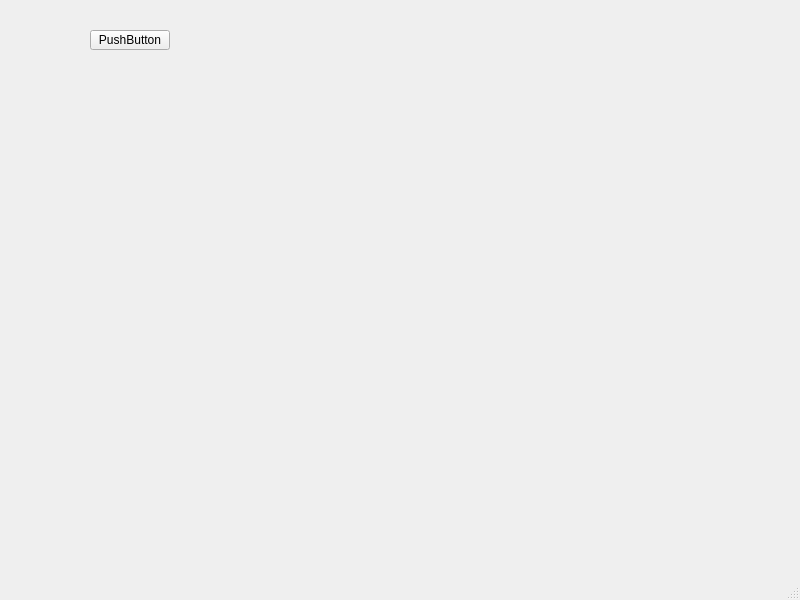
Qt form mainInstaller.ui (11xdev-coder/windows_3_1_pyqt) before a commit.
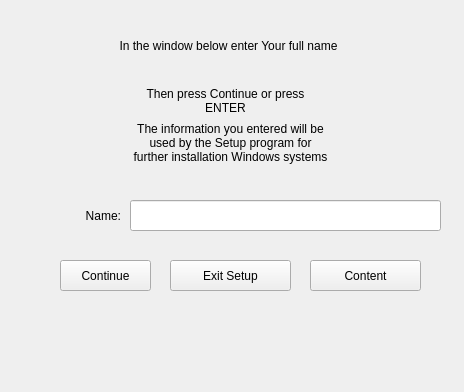
The same form after that commit. Icons and pictures are not drawn.

Commit message: Started adding graphics installer

Diff of the .ui file:
```diff
--- a/mainInstaller.ui
+++ b/mainInstaller.ui
@@ -6,25 +6,129 @@
    <rect>
     <x>0</x>
     <y>0</y>
-    <width>800</width>
-    <height>600</height>
+    <width>464</width>
+    <height>392</height>
    </rect>
   </property>
   <property name="windowTitle">
    <string>MainWindow</string>
   </property>
   <widget class="QWidget" name="centralwidget">
-   <widget class="QPushButton" name="pushButton">
+   <widget class="QLabel" name="label">
     <property name="geometry">
      <rect>
-      <x>90</x>
+      <x>8</x>
       <y>30</y>
-      <width>80</width>
-      <height>20</height>
+      <width>441</width>
+      <height>31</height>
      </rect>
     </property>
     <property name="text">
-     <string>PushButton</string>
+     <string>In the window below enter Your full name</string>
+    </property>
+    <property name="alignment">
+     <set>Qt::AlignCenter</set>
+    </property>
+   </widget>
+   <widget class="QLabel" name="label_2">
+    <property name="geometry">
+     <rect>
+      <x>0</x>
+      <y>80</y>
+      <width>451</width>
+      <height>41</height>
+     </rect>
+    </property>
+    <property name="text">
+     <string>Then press Continue or press 
+ENTER</string>
+    </property>
+    <property name="alignment">
+     <set>Qt::AlignCenter</set>
+    </property>
+   </widget>
+   <widget class="QLabel" name="label_3">
+    <property name="geometry">
+     <rect>
+      <x>10</x>
+      <y>100</y>
+      <width>441</width>
+      <height>71</height>
+     </rect>
+    </property>
+    <property name="text">
+     <string>
+The information you entered will be 
+used by the Setup program for 
+further installation Windows systems</string>
+    </property>
+    <property name="alignment">
+     <set>Qt::AlignCenter</set>
+    </property>
+   </widget>
+   <widget class="QLabel" name="label_4">
+    <property name="geometry">
+     <rect>
+      <x>50</x>
+      <y>200</y>
+      <width>71</width>
+      <height>31</height>
+     </rect>
+    </property>
+    <property name="text">
+     <string>Name:</string>
+    </property>
+    <property name="alignment">
+     <set>Qt::AlignRight|Qt::AlignTrailing|Qt::AlignVCenter</set>
+    </property>
+   </widget>
+   <widget class="QLineEdit" name="name">
+    <property name="geometry">
+     <rect>
+      <x>130</x>
+      <y>200</y>
+      <width>311</width>
+      <height>31</height>
+     </rect>
+    </property>
+   </widget>
+   <widget class="QPushButton" name="pushButton">
+    <property name="geometry">
+     <rect>
+      <x>60</x>
+      <y>260</y>
+      <width>91</width>
+      <height>31</height>
+     </rect>
+    </property>
+    <property name="text">
+     <string>Continue</string>
+    </property>
+   </widget>
+   <widget class="QPushButton" name="pushButton_2">
+    <property name="geometry">
+     <rect>
+      <x>170</x>
+      <y>260</y>
+      <width>121</width>
+      <height>31</height>
+     </rect>
+    </property>
+    <property name="text">
+     <string>Exit Setup</string>
+    </property>
+   </widget>
+   <widget class="QPushButton" name="pushButton_3">
+    <property name="geometry">
+     <rect>
+      <x>310</x>
+      <y>260</y>
+      <width>111</width>
+      <height>31</height>
+     </rect>
+    </property>
+    <property name="text">
+     <string>Content</string>
     </property>
    </widget>
   </widget>
@@ -38,7 +142,6 @@
     </rect>
    </property>
   </widget>
-  <widget class="QStatusBar" name="statusbar"/>
  </widget>
  <resources/>
  <connections/>
```
Left out of the diff: 43 changed lines with no effect on the pictures. The commit also changes 3 other files.
